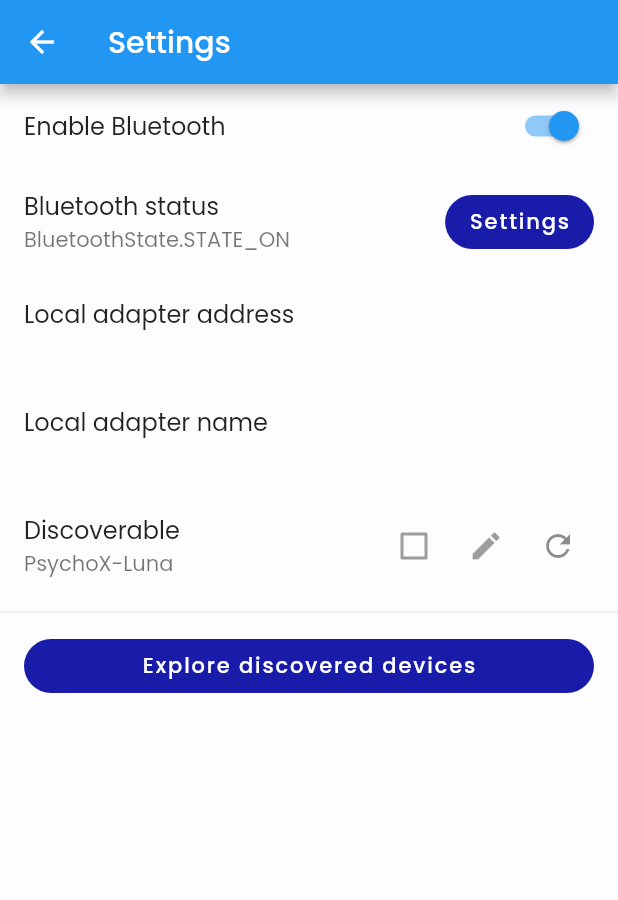
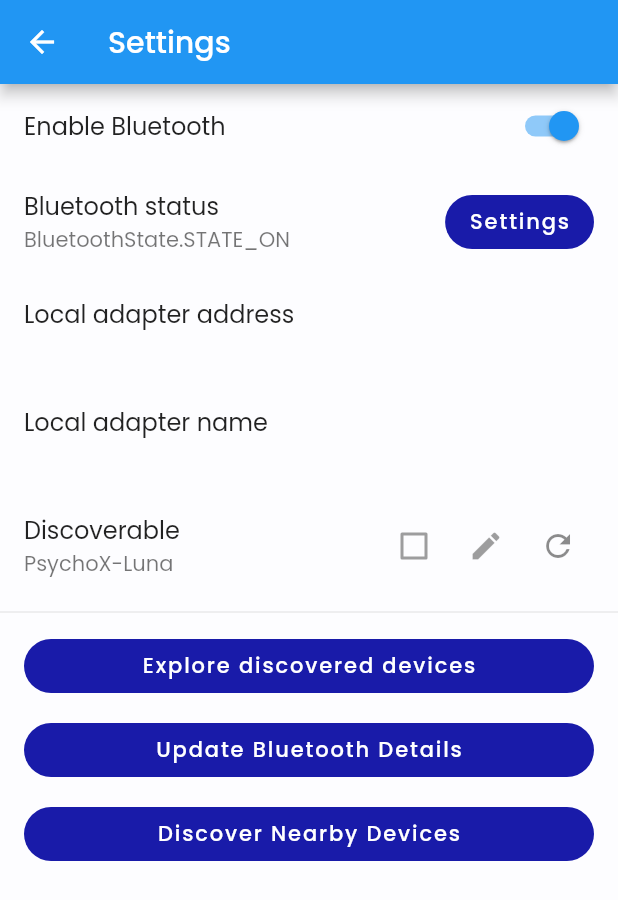
Before and after one commit to anjuchamantha/COVID19-Bubble-Detector, a Flutter app: the MainSettingsPage screen opened by its route, on a phone screen of 412 x 824 dp. Shown: the top 900 px of the screen. Run offline on Flutter 3.47's test engine with Material 2 defaults, Android fonts, the phone set to English and light mode, and no system bars; our stand-ins replace cloud_firestore, firebase_auth, firebase_core, flutter_bluetooth_serial, flutter_svg, get and 2 more; accounts and stored records are empty.

Commit message:
Bluetooth nearby users

```diff
--- a/bubble_detector/lib/controllers/bluetooth_controllers/main_bluetooth_controller.dart
+++ b/bubble_detector/lib/controllers/bluetooth_controllers/main_bluetooth_controller.dart
@@ -1,11 +1,73 @@
+import 'dart:async';
+
+import 'package:bubble_detector/controllers/database_controllers/bluetooth_db_controller.dart';
+import 'package:cloud_firestore/cloud_firestore.dart';
 import 'package:flutter_bluetooth_serial/flutter_bluetooth_serial.dart';
 import 'package:get/get.dart';
 
 class MainBluetoothController extends GetxController {
   final bluetoothStatus = false.obs;
+  RxBool isDiscovering = false.obs;
+
+  StreamSubscription<BluetoothDiscoveryResult>? _streamSubscription;
+  List<BluetoothDiscoveryResult> results =
+      List<BluetoothDiscoveryResult>.empty(growable: true);
+  BluetoothDBController bluetoothDBController = Get.find();
+  FirebaseFirestore firestore = FirebaseFirestore.instance;
 
   /// Used to enable bluetooth
   // static Future<bool?> enableBluetooth() async {
   //   return FlutterBluetoothSerial.instance.requestEnable();
   // }
+
+  saveContactedUsers() {}
+
+  getUsersWithBluetoothID(List<String> bluetoothIDs) {
+    firestore
+        .collection('users')
+        .where('bluetooth_id', arrayContainsAny: bluetoothIDs)
+        .get()
+        .then((QuerySnapshot querySnapshot) {
+      querySnapshot.docs.forEach((doc) {
+        print(doc["id"]);
+      });
+    });
+  }
+
+  List<String> getDiscoveredDevices() {
+    if (isDiscovering.value) {
+      Get.snackbar("ERROR", "Discovering is not yet completed");
+      return [];
+    } else {
+      List<String> devices = [];
+      results.forEach((item) {
+        devices.add(item.device.address);
+      });
+      print(devices);
+      Get.snackbar("Discover", "${devices.length}");
+      List<String> users = getUsersWithBluetoothID(devices);
+      print("USERS : $users");
+      return devices;
+    }
+  }
+
+  void startDiscovery() {
+    results.clear();
+    Get.snackbar("Discovering", "Discovering nearby devices");
+    isDiscovering.value = true;
+    _streamSubscription =
+        FlutterBluetoothSerial.instance.startDiscovery().listen(
+      (r) {
+        results.add(r);
+      },
+    );
+
+    _streamSubscription!.onDone(
+      () {
+        isDiscovering.value = false;
+        // Get.snackbar("Finished", "Discovering finished");
+        getDiscoveredDevices();
+      },
+    );
+  }
 }
--- /dev/null
+++ b/bubble_detector/lib/controllers/database_controllers/bluetooth_db_controller.dart
@@ -0,0 +1,23 @@
+import 'package:firebase_auth/firebase_auth.dart';
+import 'package:get/get.dart';
+import 'package:cloud_firestore/cloud_firestore.dart';
+
+class BluetoothDBController extends GetxController {
+  FirebaseFirestore firestore = FirebaseFirestore.instance;
+  User? user = FirebaseAuth.instance.currentUser;
+
+  Future<void> updateUserBluetoothID(String bluetoothID) {
+    DocumentReference userRef =
+        FirebaseFirestore.instance.collection('users').doc(user!.uid);
+    // Call the user's CollectionReference to add a new user
+    return userRef.update({
+      'bluetooth_id': bluetoothID,
+    }).then((value) {
+      print("User Bluetooth ID updated");
+      Get.snackbar("Successfull", "User Bluetooth ID updated");
+    }).catchError((error) {
+      print("Failed to update user Bluetooth ID: $error");
+      Get.snackbar("ERROR", "Failed to update user Bluetooth ID");
+    });
+  }
+}
--- a/bubble_detector/lib/controllers/database_controllers/user_controller.dart
+++ b/bubble_detector/lib/controllers/database_controllers/user_controller.dart
@@ -23,4 +23,18 @@ class UserController extends GetxController {
       Get.snackbar("ERROR", "Error saving User Data.");
     });
   }
+
+  Future<void> updateUser(String key, String value) {
+    DocumentReference userRef =
+        FirebaseFirestore.instance.collection('users').doc(user!.uid);
+    return userRef.update({
+      key: value,
+    }).then((value) {
+      print("User $key updated");
+      Get.snackbar("Successfull", "User $key updated");
+    }).catchError((error) {
+      print("Failed to update user $key with value $value: Error - $error");
+      Get.snackbar("ERROR", "Failed to update user $key with value $value");
+    });
+  }
 }
--- a/bubble_detector/lib/views/pages/Settings/main_seetings_page.dart
+++ b/bubble_detector/lib/views/pages/Settings/main_seetings_page.dart
@@ -1,5 +1,7 @@
 import 'dart:async';
 
+import 'package:bubble_detector/controllers/bluetooth_controllers/main_bluetooth_controller.dart';
+import 'package:bubble_detector/controllers/database_controllers/bluetooth_db_controller.dart';
 import 'package:bubble_detector/util/routes.dart';
 import 'package:flutter/material.dart';
 import 'package:flutter_bluetooth_serial/flutter_bluetooth_serial.dart';
@@ -22,6 +24,8 @@ class _MainPage extends State<MainSettingsPage> {
   int _discoverableTimeoutSecondsLeft = 0;
 
   BackgroundCollectingTask? _collectingTask;
+  BluetoothDBController bluetoothDBcontroller = Get.find();
+  MainBluetoothController bluetoothController = Get.find();
 
   @override
   void initState() {
@@ -189,6 +193,22 @@ class _MainPage extends State<MainSettingsPage> {
                     Get.toNamed(AppRoutes.DISCOVERY);
                   }),
             ),
+            ListTile(
+              title: ElevatedButton(
+                child: const Text('Update Bluetooth Details'),
+                onPressed: () {
+                  bluetoothDBcontroller.updateUserBluetoothID(_address);
+                },
+              ),
+            ),
+            ListTile(
+              title: ElevatedButton(
+                child: const Text('Discover Nearby Devices'),
+                onPressed: () {
+                  bluetoothController.startDiscovery();
+                },
+              ),
+            ),
           ],
         ),
       ),
```
Also changed, not shown: bubble_detector/lib/bindings/app_binding.dart (+7 -0 lines).
